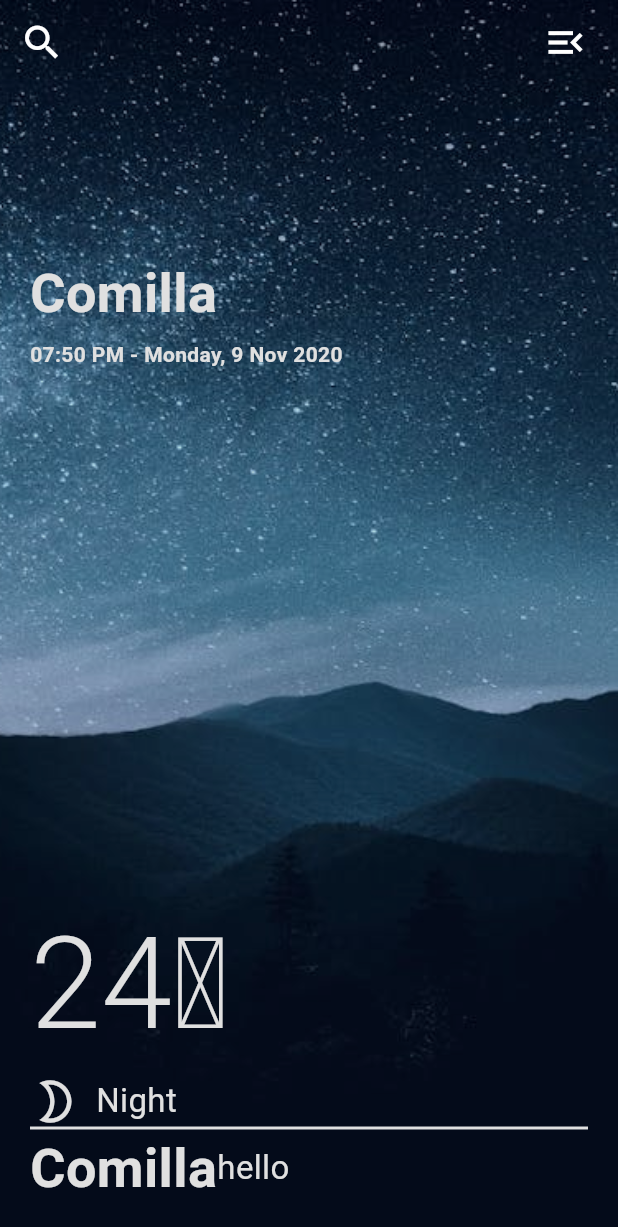
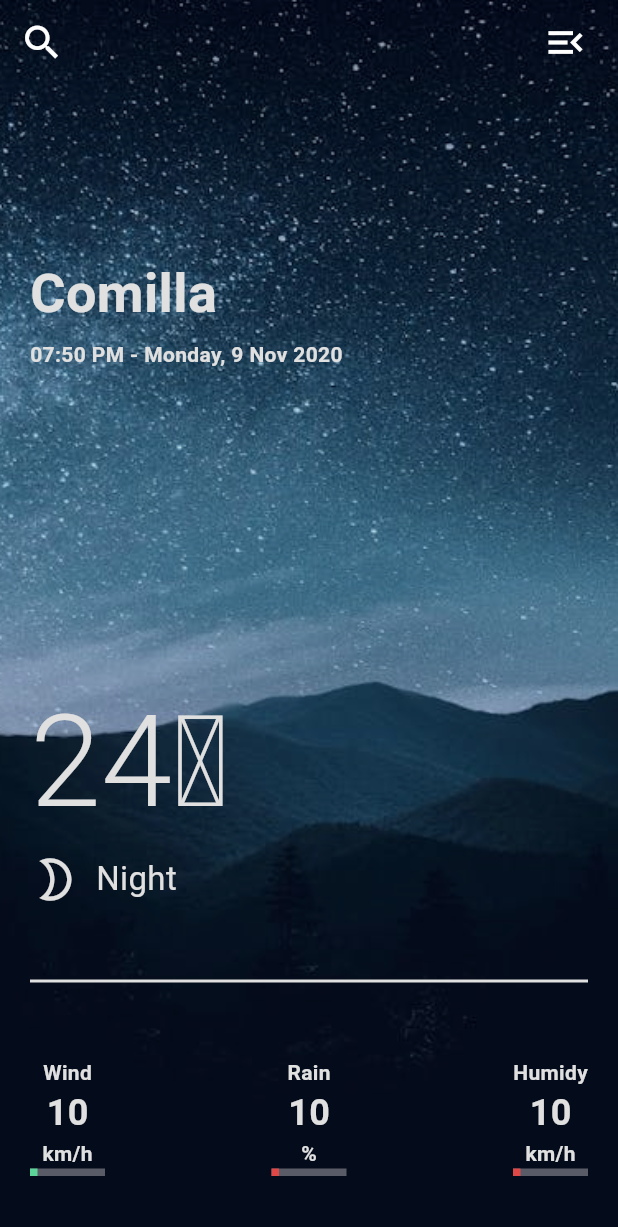
Before and after one commit to kakamrulhasan/Weath-App, a Flutter app: the screen it shows after launch, on a phone screen of 412 x 824 dp. Shown: the top 1227 px of the screen. Run offline on Flutter 3.47's test engine with Material 3 defaults, Android fonts, the phone set to English and light mode, and no system bars.

Commit message:
create_single_weather

```diff
--- /dev/null
+++ b/lib/single_weather.dart
@@ -0,0 +1,228 @@
+import 'package:flutter/material.dart';
+
+class SingleWeather extends StatefulWidget {
+  const SingleWeather({super.key});
+
+  @override
+  State<SingleWeather> createState() => _SingleWeatherState();
+}
+
+class _SingleWeatherState extends State<SingleWeather> {
+  @override
+  Widget build(BuildContext context) {
+    return Container(
+      padding: EdgeInsets.all(20),
+      child: Column(
+        mainAxisAlignment: MainAxisAlignment.spaceBetween,
+        crossAxisAlignment: CrossAxisAlignment.start,
+        children: [
+          Expanded(
+            child: Column(
+              mainAxisAlignment: MainAxisAlignment.spaceBetween,
+              crossAxisAlignment: CrossAxisAlignment.start,
+              children: [
+                Column(
+                  crossAxisAlignment: CrossAxisAlignment.start,
+                  children: [
+                    SizedBox(
+                      height: 150,
+                    ),
+                    Text('Comilla',
+                        style: TextStyle(
+                          color: Colors.white,
+                          fontSize: 36,
+                          fontWeight: FontWeight.bold,
+                        )),
+                    SizedBox(
+                      height: 5,
+                    ),
+                    Text(
+                      '07:50 PM - Monday, 9 Nov 2020',
+                      style: TextStyle(
+                        color: Colors.white,
+                        fontSize: 14,
+                        fontWeight: FontWeight.bold,
+                      ),
+                    )
+                  ],
+                ),
+                Column(
+                  crossAxisAlignment: CrossAxisAlignment.start,
+                  children: [
+                    Text(
+                      '24\u2103',
+                      style: TextStyle(
+                        color: Colors.white,
+                        fontSize: 85,
+                        fontWeight: FontWeight.w300,
+                      ),
+                    ),
+                    Row(
+                      children: [
+                        Icon(
+                          Icons.mode_night_outlined,
+                          color: Colors.white,
+                          size: 34,
+                        ),
+                        SizedBox(
+                          width: 10,
+                        ),
+                        Text(
+                          'Night',
+                          style: TextStyle(
+                            color: Colors.white,
+                            fontSize: 22,
+                          ),
+                        ),
+                      ],
+                    ),
+                  ],
+                ),
+              ],
+            ),
+          ),
+          Column(
+            children: [
+              Container(
+                margin: EdgeInsets.symmetric(vertical: 50),
+                decoration:
+                    BoxDecoration(border: Border.all(color: Colors.white)),
+              ),
+              Padding(
+                padding: const EdgeInsets.fromLTRB(0, 0, 0, 20),
+                child: Row(
+                  mainAxisAlignment: MainAxisAlignment.spaceBetween,
+                  children: [
+                    Column(
+                      children: [
+                        Text(
+                          'Wind',
+                          style: TextStyle(
+                            color: Colors.white,
+                            fontSize: 14,
+                            fontWeight: FontWeight.bold,
+                          ),
+                        ),
+                        Text(
+                          '10',
+                          style: TextStyle(
+                            fontWeight: FontWeight.bold,
+                            color: Colors.white,
+                            fontSize: 24,
+                          ),
+                        ),
+                        Text(
+                          'km/h',
+                          style: TextStyle(
+                              color: Colors.white,
+                              fontSize: 14,
+                              fontWeight: FontWeight.bold),
+                        ),
+                        Stack(
+                          children: [
+                            Container(
+                              height: 5,
+                              width: 50,
+                              color: Colors.white38,
+                            ),
+                            Container(
+                              height: 5,
+                              width: 5,
+                              color: Colors.greenAccent,
+                            )
+                          ],
+                        )
+                      ],
+                    ),
+                    Column(
+                      children: [
+                        Text(
+                          'Rain',
+                          style: TextStyle(
+                            color: Colors.white,
+                            fontSize: 14,
+                            fontWeight: FontWeight.bold,
+                          ),
+                        ),
+                        Text(
+                          '10',
+                          style: TextStyle(
+                            fontWeight: FontWeight.bold,
+                            color: Colors.white,
+                            fontSize: 24,
+                          ),
+                        ),
+                        Text(
+                          '%',
+                          style: TextStyle(
+                              color: Colors.white,
+                              fontSize: 14,
+                              fontWeight: FontWeight.bold),
+                        ),
+                        Stack(
+                          children: [
+                            Container(
+                              height: 5,
+                              width: 50,
+                              color: Colors.white38,
+                            ),
+                            Container(
+                              height: 5,
+                              width: 5,
+                              color: Colors.redAccent,
+                            )
+                          ],
+                        )
+                      ],
+                    ),
+                    Column(
+                      children: [
+                        Text(
+                          'Humidy',
+                          style: TextStyle(
+                            color: Colors.white,
+                            fontSize: 14,
+                            fontWeight: FontWeight.bold,
+                          ),
+                        ),
+                        Text(
+                          '10',
+                          style: TextStyle(
+                            fontWeight: FontWeight.bold,
+                            color: Colors.white,
+                            fontSize: 24,
+                          ),
+                        ),
+                        Text(
+                          'km/h',
+                          style: TextStyle(
+                              color: Colors.white,
+                              fontSize: 14,
+                              fontWeight: FontWeight.bold),
+                        ),
+                        Stack(
+                          children: [
+                            Container(
+                              height: 5,
+                              width: 50,
+                              color: Colors.white38,
+                            ),
+                            Container(
+                              height: 5,
+                              width: 5,
+                              color: Colors.redAccent,
+                            )
+                          ],
+                        )
+                      ],
+                    )
+                  ],
+                ),
+              )
+            ],
+          ),
+        ],
+      ),
+    );
+  }
+}
--- a/lib/weather_app.dart
+++ b/lib/weather_app.dart
@@ -1,4 +1,5 @@
 import 'package:flutter/material.dart';
+import 'package:flutter_application_31/single_weather.dart';
 
 class WeatherApp extends StatefulWidget {
   const WeatherApp({super.key});
@@ -49,99 +50,7 @@ class _WeatherAppState extends State<WeatherApp> {
               height: double.infinity,
               width: double.infinity,
             ),
-            Container(
-              padding: EdgeInsets.all(20),
-              child: Column(
-                mainAxisAlignment: MainAxisAlignment.spaceBetween,
-                crossAxisAlignment: CrossAxisAlignment.start,
-                children: [
-                  Expanded(
-                    child: Column(
-                      mainAxisAlignment: MainAxisAlignment.spaceBetween,
-                      crossAxisAlignment: CrossAxisAlignment.start,
-                      children: [
-                        Column(
-                          crossAxisAlignment: CrossAxisAlignment.start,
-                          children: [
-                            SizedBox(height: 150, ),
-                            Text(
-                              'Comilla',
-                            style: TextStyle(
-                              color: Colors.white,
-                              fontSize: 36,
-                              fontWeight: FontWeight.bold,
-
-                            ) ),
-                            SizedBox(height: 5,),
-                            Text('07:50 PM - Monday, 9 Nov 2020',
-                            style: TextStyle(
-                              color: Colors.white,
-                              fontSize: 14,
-                              fontWeight: FontWeight.bold,
-                            ),)
-                          ],
-                        ),
-                        Column(
-                          crossAxisAlignment: CrossAxisAlignment.start,
-                          children: [
-                            Text(
-                              '24\u2103',
-                            style: TextStyle(
-                              color: Colors.white,
-                              fontSize: 85,
-                              fontWeight: FontWeight.w300,
-
-                            ), ),
-                            Row(
-                              children: [
-                                Icon(Icons.mode_night_outlined,color: Colors.white,size: 34,),
-                                SizedBox(width: 10,),
-                            Text('Night',
-                            style: TextStyle(
-                              color: Colors.white,
-                              fontSize: 22,
-                            ),),
-                              ],
-                            ),
-
-                          ],
-                        ),
-                      ],
-                    ),
-                  ),
-                  Column(
-                    children: [
-                      Container(
-                        decoration: BoxDecoration(
-                          border: Border.all(
-                            color: Colors.white
-                          )
-                        ),
-                      ),
-                      Row(
-                        children: [
-                          Text(
-                            'Comilla',
-                          style: TextStyle(
-                            color: Colors.white,
-                            fontSize: 36,
-                            fontWeight: FontWeight.bold,
-
-                          ),
-
-                          ),
-                          Text('hello',
-                          style: TextStyle(
-                            color: Colors.white,
-                            fontSize: 22,
-                          ),)
-                        ],
-                      )
-                    ],
-                  )
-                ],
-              ),
-            ),
+            SingleWeather(),
             Container(decoration: BoxDecoration(color:  Colors.black12),)
           ],
         ),
```
